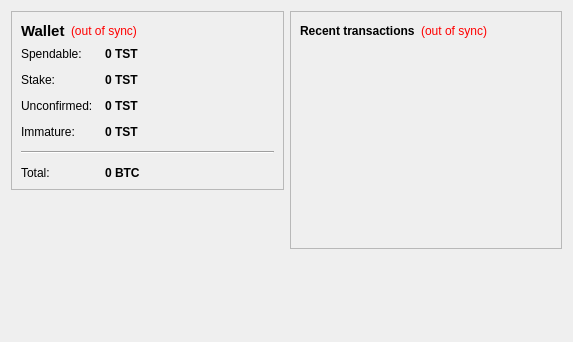
Old version of the form src/qt/forms/overviewpage.ui in the repository m4q4/CronoCoin.
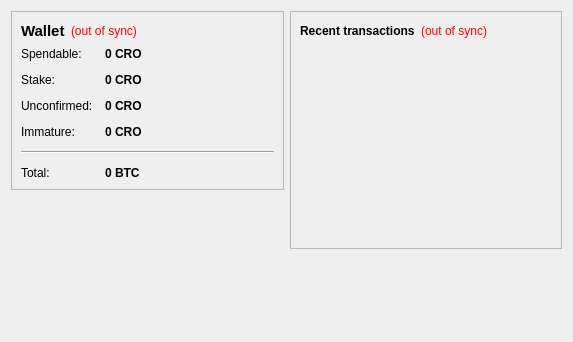
New version of the form. Icons and pictures are not drawn.

```diff
--- a/src/qt/forms/overviewpage.ui
+++ b/src/qt/forms/overviewpage.ui
@@ -105,7 +105,7 @@
              <string>Your current spendable balance</string>
             </property>
             <property name="text">
-             <string notr="true">0 TST</string>
+             <string notr="true">0 CRO</string>
             </property>
             <property name="textInteractionFlags">
              <set>Qt::LinksAccessibleByMouse|Qt::TextSelectableByKeyboard|Qt::TextSelectableByMouse</set>
@@ -134,7 +134,7 @@
              <string>Total of coins that was staked, and do not yet count toward the current balance</string>
             </property>
             <property name="text">
-             <string notr="true">0 TST</string>
+             <string notr="true">0 CRO</string>
             </property>
             <property name="textInteractionFlags">
              <set>Qt::LinksAccessibleByMouse|Qt::TextSelectableByKeyboard|Qt::TextSelectableByMouse</set>
@@ -163,7 +163,7 @@
              <string>Total of transactions that have yet to be confirmed, and do not yet count toward the current balance</string>
             </property>
             <property name="text">
-             <string notr="true">0 TST</string>
+             <string notr="true">0 CRO</string>
             </property>
             <property name="textInteractionFlags">
              <set>Qt::LinksAccessibleByMouse|Qt::TextSelectableByKeyboard|Qt::TextSelectableByMouse</set>
@@ -189,7 +189,7 @@
              <string>Mined balance that has not yet matured</string>
             </property>
             <property name="text">
-             <string notr="true">0 TST</string>
+             <string notr="true">0 CRO</string>
             </property>
             <property name="textInteractionFlags">
              <set>Qt::LinksAccessibleByMouse|Qt::TextSelectableByKeyboard|Qt::TextSelectableByMouse</set>
```
Left out of the diff: 4 changed lines with no effect on the pictures.
